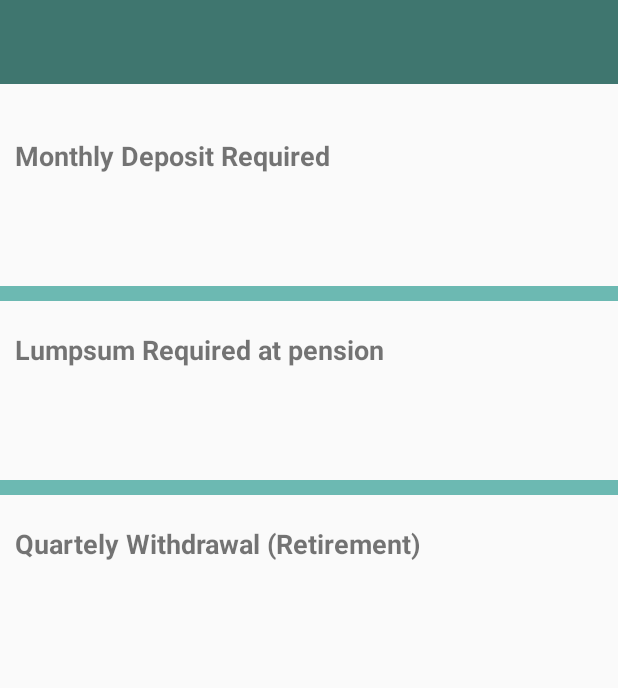
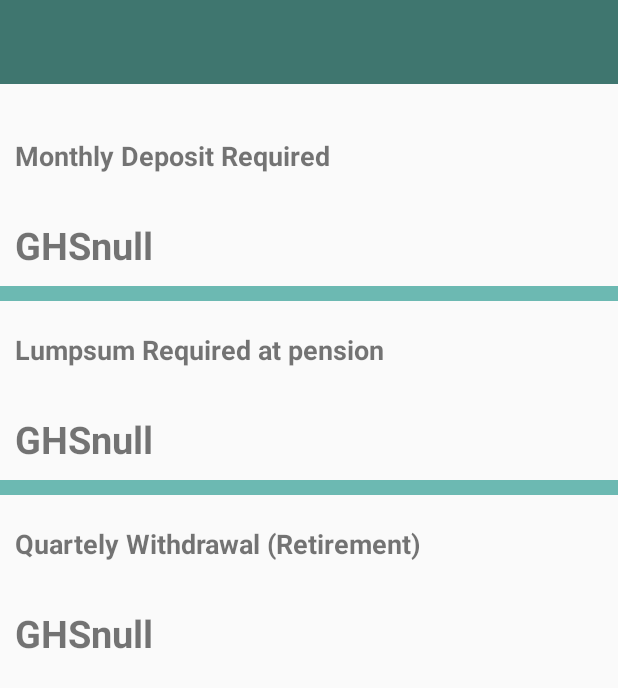
Before and after one commit to Anilove/pensionplan, an Android app: the AnsDepositReq screen opened directly, with no data from a screen before it, on a phone screen of 412 x 824 dp. Shown: the top 688 px of the screen. Run offline under Robolectric (Android 15) with nearby library versions, the phone set to English and light mode, and no system bars.

Commit message:
Add new stuff to it

```diff
--- a/app/src/main/java/org/pensionplan/pensionplan/AnsDepositReq.java
+++ b/app/src/main/java/org/pensionplan/pensionplan/AnsDepositReq.java
@@ -26,9 +26,9 @@ public class AnsDepositReq extends AppCompatActivity {
         String monthly = getValues.getStringExtra("monthly");
 
         //textView.setText(quart);
-        textViewTwo.setText(monthly);
-        textViewThree.setText(calculate);
-        textViewFour.setText(quart);
+        textViewTwo.setText("GHS" + "" +monthly);
+        textViewThree.setText("GHS" + calculate);
+        textViewFour.setText("GHS" + quart);
 
         // How to call pension module
         //PensionModule pensionModule = new PensionModule(23, 60, 80, 2000, 30000, 4);
--- a/app/src/main/java/org/pensionplan/pensionplan/AnsLumpsumReq.java
+++ b/app/src/main/java/org/pensionplan/pensionplan/AnsLumpsumReq.java
@@ -24,8 +24,8 @@ public class AnsLumpsumReq extends AppCompatActivity {
 
 
         //textView.setText(quart);
-        textViewTwo.setText(lumpsum);
-        textViewThree.setText(calculate);
+        textViewTwo.setText("GHS" + lumpsum);
+        textViewThree.setText("GHS" + calculate);
 
     }
 }
--- a/app/src/main/java/org/pensionplan/pensionplan/AnsLumpsumWith.java
+++ b/app/src/main/java/org/pensionplan/pensionplan/AnsLumpsumWith.java
@@ -23,7 +23,7 @@ public class AnsLumpsumWith extends AppCompatActivity {
 
 
         //textView.setText(quart);
-        textViewTwo.setText(lumpsum);
+        textViewTwo.setText("GHS" + lumpsum);
 
 
     }
--- a/app/src/main/java/org/pensionplan/pensionplan/AnsMonthlyWith.java
+++ b/app/src/main/java/org/pensionplan/pensionplan/AnsMonthlyWith.java
@@ -25,8 +25,8 @@ public class AnsMonthlyWith extends AppCompatActivity {
 
 
         //textView.setText(quart);
-        textViewTwo.setText(monthly);
-        textViewThree.setText(lumpsum);
+        textViewTwo.setText("GHS" + monthly);
+        textViewThree.setText("GHS" + lumpsum);
 
     }
 }
--- a/app/src/main/res/layout/activity_home_activity.xml
+++ b/app/src/main/res/layout/activity_home_activity.xml
@@ -26,6 +26,7 @@
         android:layout_width="wrap_content"
         android:layout_height="match_parent"
         android:layout_gravity="start"
+        app:itemIconTint="@android:color/black"
         app:headerLayout="@layout/header_layout"
         app:menu="@menu/home_new_activity" />
 
```
Also changed, not shown: app/src/main/java/org/pensionplan/pensionplan/utilities/PensionModule.java (+4 -4 lines), app/src/main/res/menu/home_new_activity.xml (+6 -4 lines).
